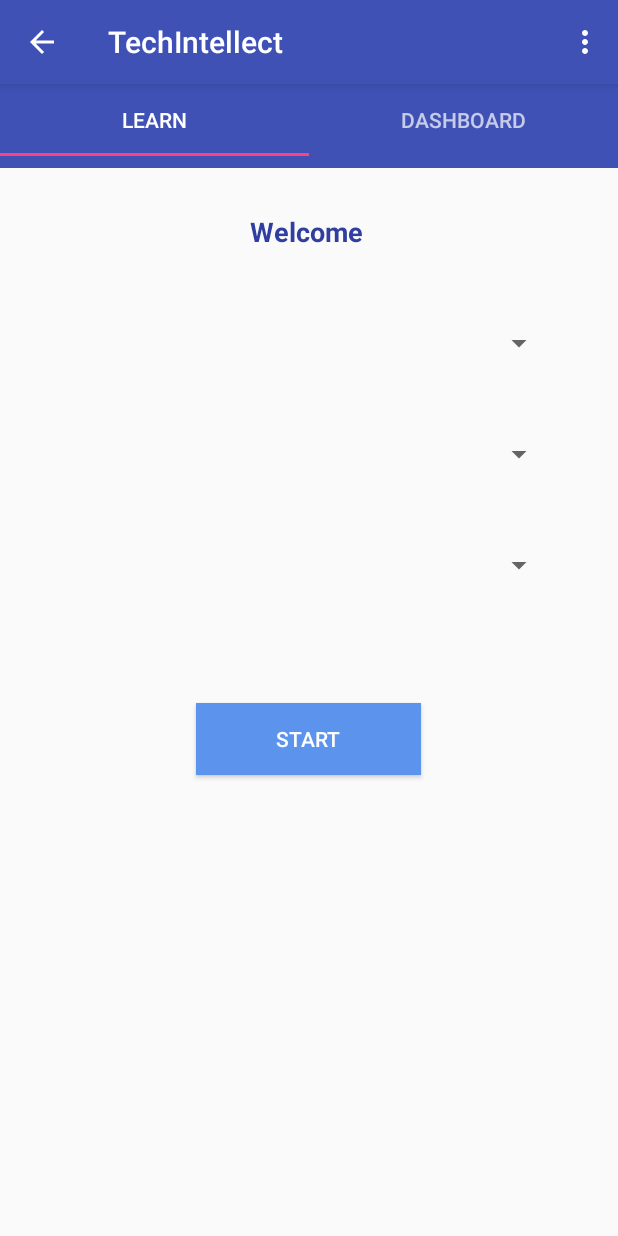
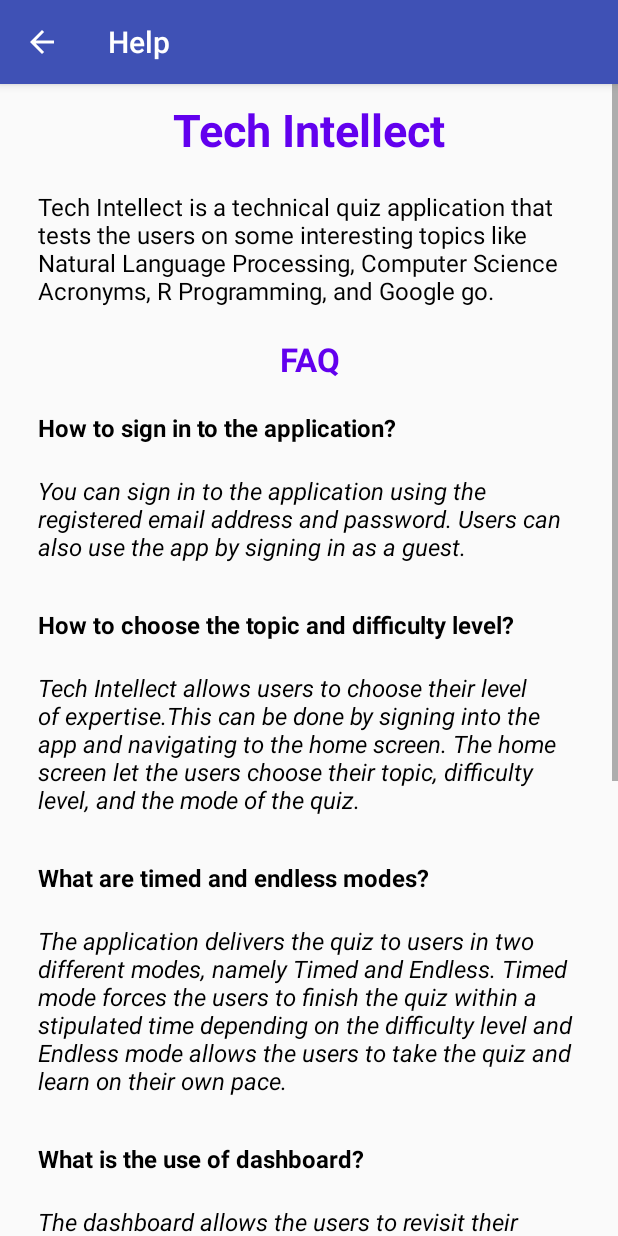
Before and after one commit to Ravi-Tulsi-Zala/Tech-Intellect, an Android app: the HomeScreen screen opened directly, with no data from a screen before it, in the options menu, after a tap on "Help", on a phone screen of 412 x 824 dp. Run offline under Robolectric (Android 15) with nearby library versions, the phone set to English and light mode, and no system bars; our stand-ins replace Firebase (no records; nobody signed in at launch, a user with empty details on screens opened directly); libraries missing offline, so code that uses them is left out: com.weiwangcn.betterspinner; plain views replace MaterialBetterSpinner; 12 statements that could not run were skipped.

Commit message:
Help screen
Implemented help screen

```diff
--- a/app/src/main/AndroidManifest.xml
+++ b/app/src/main/AndroidManifest.xml
@@ -52,6 +52,11 @@
         </activity>
 	<activity android:name=".Dashboard_Intent">
         </activity>
+        <activity
+            android:name=".HelpScreen"
+            android:parentActivityName=".HomeScreen"
+            android:label="@string/menubar_item_zero">
+        </activity>
     </application>
 
 </manifest>
--- /dev/null
+++ b/app/src/main/java/com/example/trailblazers/techintellect/HelpScreen.java
@@ -0,0 +1,20 @@
+package com.example.trailblazers.techintellect;
+
+import android.os.Bundle;
+import android.support.v7.app.AppCompatActivity;
+
+/*************************************************************************************************************************************************************
+ Program: Help screen
+ Author: Aravind
+ Date of creation: 01-Dec-2018
+ *************************************************************************************************************************************************************/
+
+
+public class HelpScreen extends AppCompatActivity {
+
+    @Override
+    protected void onCreate(Bundle savedInstanceState) {
+        super.onCreate(savedInstanceState);
+        setContentView(R.layout.help_screen);
+    }
+}
--- a/app/src/main/java/com/example/trailblazers/techintellect/HomeScreen.java
+++ b/app/src/main/java/com/example/trailblazers/techintellect/HomeScreen.java
@@ -140,6 +140,12 @@ public class HomeScreen extends AppCompatActivity implements Tab1.OnFragmentInte
                 alertDialog2.show();
                 return true;
             //Added by Haritha for logout functionality - Ends
+            //Added by Aravind for help screen - Starts
+            case R.id.action_help:
+                Intent help = new Intent(this,HelpScreen.class);
+                startActivity(help);
+                break;
+            //Added by Aravind for help screen - Ends
             default:
 
 
--- /dev/null
+++ b/app/src/main/res/layout/help_screen.xml
@@ -0,0 +1,280 @@
+<?xml version="1.0" encoding="utf-8"?>
+<ScrollView
+    xmlns:android="http://schemas.android.com/apk/res/android"
+    android:layout_width="fill_parent"
+    android:layout_height="fill_parent">
+    <LinearLayout
+        android:layout_width="fill_parent"
+        android:layout_height="fill_parent"
+        android:orientation="vertical">
+
+        <TextView
+            android:id="@+id/help_screen_title"
+            android:layout_width="match_parent"
+            android:layout_height="wrap_content"
+            android:layout_gravity="center"
+            android:layout_marginTop="10dp"
+            android:text="@string/app_name"
+            android:textAlignment="center"
+            android:textColor="@color/design_default_color_primary"
+            android:textSize="30dp"
+            android:textStyle="bold" />
+
+        <TextView
+            android:id="@+id/help_screen_app_info"
+            android:layout_width="match_parent"
+            android:layout_height="wrap_content"
+            android:layout_gravity="center"
+            android:layout_marginTop="10dp"
+            android:text="@string/application_intro"
+            android:textAlignment="viewStart"
+            android:textColor="@color/common_google_signin_btn_text_dark_focused"
+            android:textSize="16dp"
+            android:padding="10dp"
+            android:gravity="start"
+            android:layout_marginLeft="15dp"
+            android:layout_marginRight="15dp"/>
+
+        <TextView
+            android:id="@+id/FAQ_title"
+            android:layout_width="match_parent"
+            android:layout_height="wrap_content"
+            android:layout_gravity="center"
+            android:layout_marginTop="10dp"
+            android:text="@string/FAQ"
+            android:textAlignment="center"
+            android:textColor="@color/design_default_color_primary"
+            android:textSize="22dp"
+            android:textStyle="bold" />
+
+        <TextView
+            android:id="@+id/faq_ques_1"
+            android:layout_width="match_parent"
+            android:layout_height="wrap_content"
+            android:layout_gravity="center"
+            android:layout_marginTop="10dp"
+            android:text="@string/faq_1"
+            android:textAlignment="viewStart"
+            android:textColor="@color/common_google_signin_btn_text_dark_focused"
+            android:textSize="16dp"
+            android:textStyle="bold"
+            android:layout_marginLeft="15dp"
+            android:gravity="start"
+            android:padding="10dp"
+            android:layout_marginRight="15dp"/>
+
+        <TextView
+            android:id="@+id/faq_ans_1"
+            android:layout_width="match_parent"
+            android:layout_height="wrap_content"
+            android:layout_gravity="center"
+            android:text="@string/faq_1_ans"
+            android:textAlignment="viewStart"
+            android:textColor="@color/common_google_signin_btn_text_dark_focused"
+            android:textSize="16dp"
+            android:textStyle="italic"
+            android:layout_marginLeft="15dp"
+            android:gravity="start"
+            android:padding="10dp"
+            android:layout_marginRight="15dp"/>
+        />
+
+        <TextView
+            android:id="@+id/faq_ques_2"
+            android:layout_width="match_parent"
+            android:layout_height="wrap_content"
+            android:layout_gravity="center"
+            android:layout_marginTop="10dp"
+            android:text="@string/faq_2"
+            android:textAlignment="viewStart"
+            android:textColor="@color/common_google_signin_btn_text_dark_focused"
+            android:textSize="16dp"
+            android:textStyle="bold"
+            android:layout_marginLeft="15dp"
+            android:gravity="start"
+            android:padding="10dp"
+            android:layout_marginRight="15dp"/>
+
+        <TextView
+            android:id="@+id/faq_ans_2"
+            android:layout_width="match_parent"
+            android:layout_height="wrap_content"
+            android:layout_gravity="center"
+            android:text="@string/faq_2_ans"
+            android:textAlignment="viewStart"
+            android:textColor="@color/common_google_signin_btn_text_dark_focused"
+            android:textSize="16dp"
+            android:textStyle="italic"
+            android:layout_marginLeft="15dp"
+            android:gravity="start"
+            android:padding="10dp"
+            android:layout_marginRight="15dp"/>
+
+        <TextView
+            android:id="@+id/faq_ques_3"
+            android:layout_width="match_parent"
+            android:layout_height="wrap_content"
+            android:layout_gravity="center"
+            android:layout_marginTop="10dp"
+            android:text="@string/faq_3"
+            android:textAlignment="viewStart"
+            android:textColor="@color/common_google_signin_btn_text_dark_focused"
+            android:textSize="16dp"
+            android:textStyle="bold"
+            android:layout_marginLeft="15dp"
+            android:gravity="start"
+            android:padding="10dp"
+            android:layout_marginRight="15dp"/>
+
+        <TextView
+            android:id="@+id/faq_ans_3"
+            android:layout_width="match_parent"
+            android:layout_height="wrap_content"
+            android:layout_gravity="center"
+            android:text="@string/faq_3_ans"
+            android:textAlignment="viewStart"
+            android:textColor="@color/common_google_signin_btn_text_dark_focused"
+            android:textSize="16dp"
+            android:textStyle="italic"
+            android:layout_marginLeft="15dp"
+            android:gravity="start"
+            android:padding="10dp"
+            android:layout_marginRight="15dp"/>
+
+        <TextView
+            android:id="@+id/faq_ques_4"
+            android:layout_width="match_parent"
+            android:layout_height="wrap_content"
+            android:layout_gravity="center"
+            android:layout_marginTop="10dp"
+            android:text="@string/faq_4"
+            android:textAlignment="viewStart"
+            android:textColor="@color/common_google_signin_btn_text_dark_focused"
+            android:textSize="16dp"
+            android:textStyle="bold"
+            android:layout_marginLeft="15dp"
+            android:gravity="start"
+            android:padding="10dp"
+            android:layout_marginRight="15dp"/>
+
+        <TextView
+            android:id="@+id/faq_ans_4"
+            android:layout_width="match_parent"
+            android:layout_height="wrap_content"
+            android:layout_gravity="center"
+            android:text="@string/faq_4_ans"
+            android:textAlignment="viewStart"
+            android:textColor="@color/common_google_signin_btn_text_dark_focused"
+            android:textSize="16dp"
+            android:textStyle="italic"
+            android:layout_marginLeft="15dp"
+            android:gravity="start"
+            android:padding="10dp"
+            android:layout_marginRight="15dp"/>
+
+        <TextView
+            android:id="@+id/faq_ques_5"
+            android:layout_width="match_parent"
+            android:layout_height="wrap_content"
+            android:layout_gravity="center"
+            android:layout_marginTop="10dp"
+            android:text="@string/faq_5"
+            android:textAlignment="viewStart"
+            android:textColor="@color/common_google_signin_btn_text_dark_focused"
+            android:textSize="16dp"
+            android:textStyle="bold"
+            android:layout_marginLeft="15dp"
+            android:gravity="start"
+            android:padding="10dp"
+            android:layout_marginRight="15dp"/>
+
+        <TextView
+            android:id="@+id/faq_ans_5"
+            android:layout_width="match_parent"
+            android:layout_height="wrap_content"
+            android:layout_gravity="center"
+            android:text="@string/faq_5_ans"
+            android:textAlignment="viewStart"
+            android:textColor="@color/common_google_signin_btn_text_dark_focused"
+            android:textSize="16dp"
+            android:textStyle="italic"
+            android:layout_marginLeft="15dp"
+            android:gravity="start"
+            android:padding="10dp"
+            android:layout_marginRight="15dp"/>
+
+        <TextView
+            android:id="@+id/faq_ques_6"
+            android:layout_width="match_parent"
+            android:layout_height="wrap_content"
+            android:layout_gravity="center"
+            android:layout_marginTop="10dp"
+            android:text="@string/faq_6"
+            android:textAlignment="viewStart"
+            android:textColor="@color/common_google_signin_btn_text_dark_focused"
+            android:textSize="16dp"
+            android:textStyle="bold"
+            android:layout_marginLeft="15dp"
+            android:gravity="start"
+            android:padding="10dp"
+            android:layout_marginRight="15dp"/>
+
+        <TextView
+            android:id="@+id/faq_ans_6"
+            android:layout_width="match_parent"
+            android:layout_height="wrap_content"
+            android:layout_gravity="center"
+            android:text="@string/faq_6_ans"
+            android:textAlignment="viewStart"
+            android:textColor="@color/common_google_signin_btn_text_dark_focused"
+            android:textSize="16dp"
+            android:textStyle="italic"
+            android:layout_marginLeft="15dp"
+            android:gravity="start"
+            android:padding="10dp"
+            android:layout_marginRight="15dp"/>
+
+        <TextView
+            android:id="@+id/contact_title"
+            android:layout_width="match_parent"
+            android:layout_height="wrap_content"
+            android:layout_gravity="center"
+            android:layout_marginTop="10dp"
+            android:text="@string/contact"
+            android:textAlignment="center"
+            android:textColor="@color/design_default_color_primary"
+            android:textSize="22dp"
+            android:textStyle="bold" />
+
+        <TextView
+            android:id="@+id/feel_free"
+            android:layout_width="match_parent"
+            android:layout_height="wrap_content"
+            android:layout_gravity="center"
+            android:layout_marginTop="10dp"
+            android:text="@string/further_queries"
+            android:textAlignment="viewStart"
+            android:textColor="@color/common_google_signin_btn_text_dark_focused"
+            android:textSize="16dp"
+            android:padding="10dp"
+            android:gravity="start"
+            android:layout_marginLeft="15dp"
+            android:layout_marginRight="15dp"/>
+
+        <TextView
+            android:id="@+id/help_contact"
+            android:layout_width="match_parent"
+            android:layout_height="wrap_content"
+            android:layout_gravity="center"
+            android:text="@string/email"
+            android:textAlignment="viewStart"
+            android:textColor="@color/common_google_signin_btn_text_dark_focused"
+            android:textSize="16dp"
+            android:textStyle="italic"
+            android:layout_marginLeft="15dp"
+            android:gravity="start"
+            android:padding="10dp"
+            android:layout_marginRight="15dp"/>
+
+    </LinearLayout>
+</ScrollView>
--- a/app/src/main/res/values/strings.xml
+++ b/app/src/main/res/values/strings.xml
@@ -1,5 +1,5 @@
 <resources>
-    <string name="app_name">TechIntellect</string>
+    <string name="app_name">Tech Intellect</string>
     <string name="register">Register</string>
     <string name="sign_up">Sign up</string>
     <string name="already_have_account">Already have an account?</string>
@@ -63,4 +63,38 @@
     <string name="changePassword_key">Change Password</string>
     <string name="change_password">Change Password</string>
 
+    <string name="application_intro">Tech Intellect is a technical quiz application that tests the users on some interesting topics like
+        Natural Language Processing, Computer Science Acronyms, R Programming, and Google go.
+    </string>
+    <string name="FAQ">FAQ</string>
+    <string name="faq_1">How to sign in to the application?</string>
+    <string name="faq_1_ans">You can sign in to the application using the registered email address and password.
+        Users can also use the app by signing in as a guest.
+    </string>
+    <string name="faq_2">How to choose the topic and difficulty level?</string>
+    <string name="faq_2_ans">Tech Intellect allows users to choose their level of expertise.This can be done by signing into the app and
+        navigating to the home screen. The home screen let the users choose their topic, difficulty level, and the mode of the quiz.
+    </string>
+    <string name="faq_3">What are timed and endless modes?</string>
+    <string name="faq_3_ans">The application delivers the quiz to users in two different modes, namely Timed and Endless.
+        Timed mode forces the users to finish the quiz within a stipulated time depending on the difficulty level and
+        Endless mode allows the users to take the quiz and learn on their own pace.
+    </string>
+    <string name="faq_4">What is the use of dashboard?</string>
+    <string name="faq_4_ans">The dashboard allows the users to revisit their past learning history. Once a quiz is successfully completed, the
+        corresponding quiz will be created dynamically under the dashboard tab. On clicking it, users can go through the questions and answers
+        that was asked in the quiz. Note that this feature is not available for guest users.
+    </string>
+    <string name="faq_5">What if I forget my password?</string>
+    <string name="faq_5_ans">Registered users can reset their password using the forgot password screen. The users would be notified by an email
+        for resetting the password.
+    </string>
+    <string name="faq_6">How to control the vibration and buzzer sound?</string>
+    <string name="faq_6_ans">Both vibration and buzzer sound features can be turned on/off under the settings menu.
+    </string>
+
+    <string name="contact">Contact us</string>
+    <string name="further_queries">For further queries, please feel free to reach us at: </string>
+    <string name="email">haritha.desikan@dal.ca</string>
+
 </resources>
```
